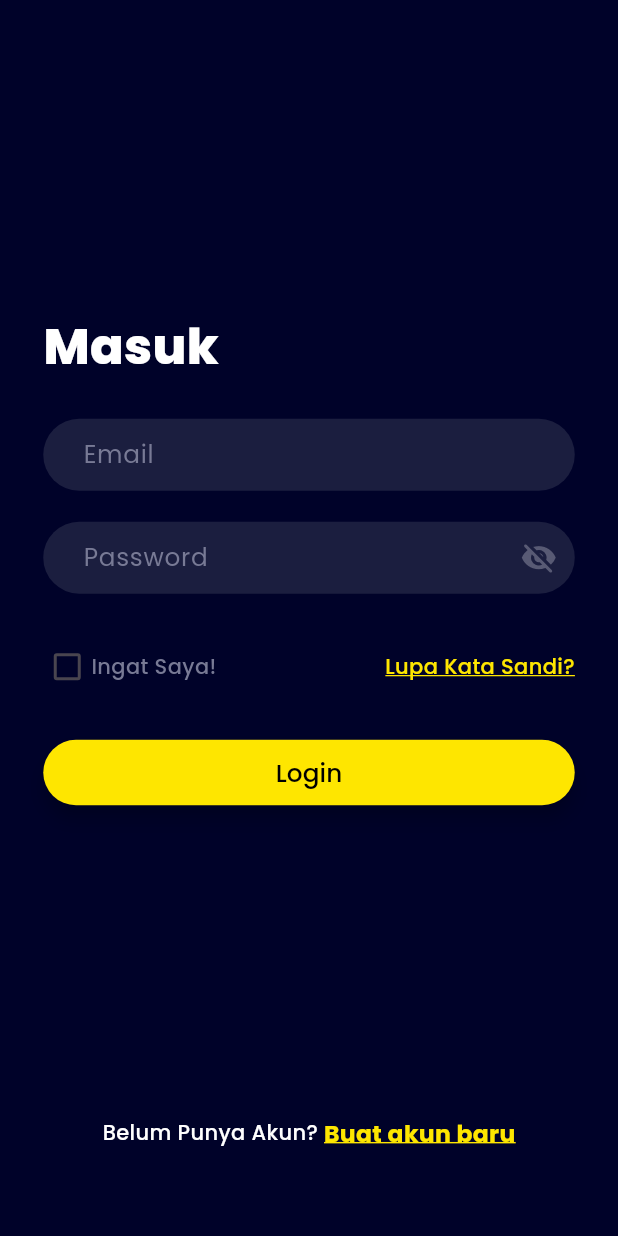
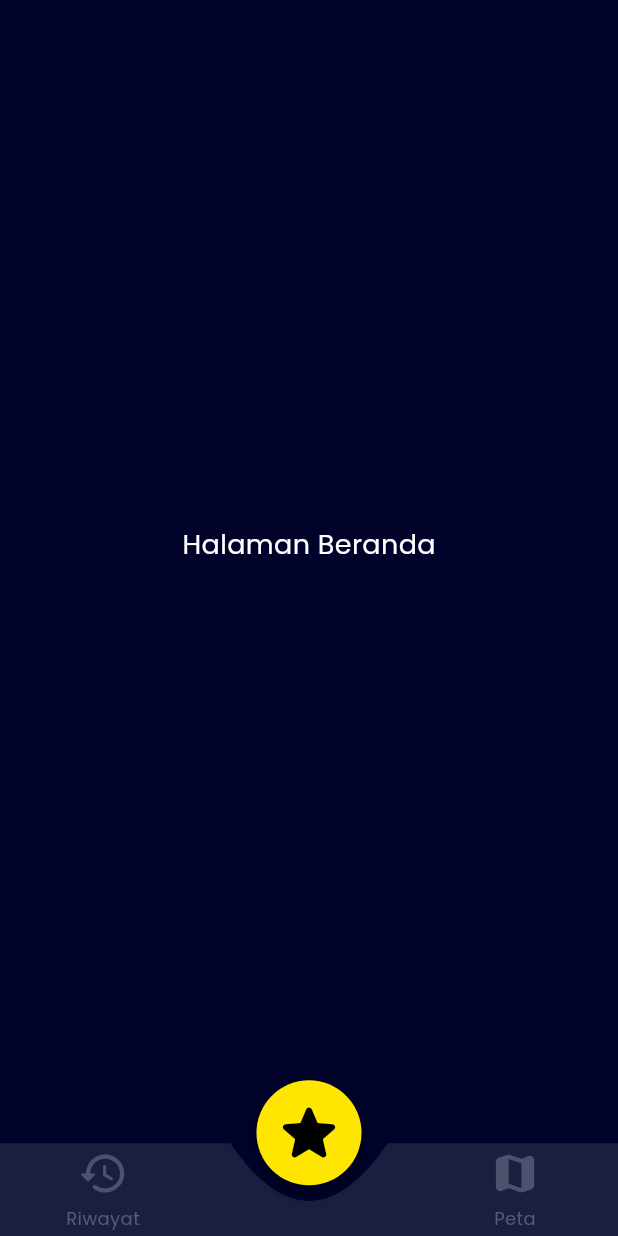
Before and after one commit to MuhammadSyukronJazila-231401007/vigilanter_flutter, a Flutter app: the screen it shows after launch, after a tap on "Login", on a phone screen of 412 x 824 dp. Run offline on Flutter 3.47's test engine with Material 3 defaults, Android fonts, the light colour scheme and no system bars; our stand-ins replace go_router.

Commit message:
add router, bottom navbar, dummy home screem, dummy peta screen, & update pubspec.yaml

```diff
--- /dev/null
+++ b/lib/config/router.dart
@@ -0,0 +1,79 @@
+import 'package:flutter/material.dart';
+import 'package:go_router/go_router.dart';
+
+import '../screens/splash.dart';
+import '../screens/signin.dart';
+import '../screens/register.dart';
+import '../screens/deskripsi_laporan_screen.dart';
+import '../screens/riwayat_laporan_screen.dart';
+import '../screens/setting_screen.dart';
+import '../screens/home_screen.dart';
+import '../screens/peta_screen.dart';
+import '../widgets/main_shell.dart';
+
+class AppRoutes {
+  static const splash = '/';
+  static const signin = '/signin';
+  static const register = '/register';
+  static const deskripsiLaporan = '/deskripsi_laporan';
+  static const riwayatLaporan = '/riwayat_laporan';
+  static const setting = '/setting';
+  static const home = '/home';
+  static const peta = '/peta';
+}
+
+GoRouter createRouter() {
+  final rootNavigatorKey = GlobalKey<NavigatorState>();
+
+  return GoRouter(
+    navigatorKey: rootNavigatorKey,
+    initialLocation: AppRoutes.splash,
+    routes: [
+      GoRoute(
+        path: AppRoutes.splash,
+        builder: (context, state) => const Splash(),
+      ),
+      GoRoute(
+        path: AppRoutes.signin,
+        builder: (context, state) => const Signin(),
+      ),
+      GoRoute(
+        path: AppRoutes.register,
+        builder: (context, state) => const Register(),
+      ),
+
+      // Shell dengan bottom nav
+      StatefulShellRoute.indexedStack(
+        builder: (context, state, navigationShell) {
+          return MainShell(navigationShell: navigationShell);
+        },
+        branches: [
+          StatefulShellBranch(
+            routes: [
+              GoRoute(
+                path: AppRoutes.riwayatLaporan,
+                builder: (context, state) => const RiwayatLaporan(),
+              ),
+            ],
+          ),
+          StatefulShellBranch(
+            routes: [
+              GoRoute(
+                path: AppRoutes.home,
+                builder: (context, state) => const HomeScreen(),
+              ),
+            ],
+          ),
+          StatefulShellBranch(
+            routes: [
+              GoRoute(
+                path: AppRoutes.peta,
+                builder: (context, state) => const PetaScreen(),
+              ),
+            ],
+          ),
+        ],
+      ),
+    ],
+  );
+}
--- a/lib/main.dart
+++ b/lib/main.dart
@@ -1,5 +1,5 @@
 import 'package:flutter/material.dart';
-import 'package:vigilanter_flutter/screens/splash.dart';
+import 'package:vigilanter_flutter/config/router.dart';
 
 void main() {
   runApp(const App());
@@ -10,13 +10,15 @@ class App extends StatelessWidget {
 
   @override
   Widget build(BuildContext context) {
-    return MaterialApp(
-      title: 'Flutter',
+    final router = createRouter();
+
+    return MaterialApp.router(
+      title: 'Vigilanter',
       theme: ThemeData(
         fontFamily: 'Poppins',
         useMaterial3: true,
       ),
-      home: const Splash(),
+      routerConfig: router,
       debugShowCheckedModeBanner: false,
     );
   }
--- /dev/null
+++ b/lib/screens/home_screen.dart
@@ -0,0 +1,19 @@
+import 'package:flutter/material.dart';
+import '../theme/app_colors.dart';
+
+class HomeScreen extends StatelessWidget {
+  const HomeScreen({super.key});
+
+  @override
+  Widget build(BuildContext context) {
+    return Scaffold(
+      backgroundColor: AppColors.biruVigilanter,
+      body: const Center(
+        child: Text(
+          "Halaman Beranda",
+          style: TextStyle(color: Colors.white, fontSize: 18),
+        ),
+      ),
+    );
+  }
+}
--- /dev/null
+++ b/lib/screens/peta_screen.dart
@@ -0,0 +1,19 @@
+import 'package:flutter/material.dart';
+import '../theme/app_colors.dart';
+
+class PetaScreen extends StatelessWidget {
+  const PetaScreen({super.key});
+
+  @override
+  Widget build(BuildContext context) {
+    return Scaffold(
+      backgroundColor: AppColors.biruVigilanter,
+      body: const Center(
+        child: Text(
+          "Halaman Peta",
+          style: TextStyle(color: Colors.white, fontSize: 18),
+        ),
+      ),
+    );
+  }
+}
--- a/lib/screens/signin.dart
+++ b/lib/screens/signin.dart
@@ -1,4 +1,6 @@
 import 'package:flutter/material.dart';
+import 'package:go_router/go_router.dart';
+import 'package:vigilanter_flutter/config/router.dart';
 import 'package:vigilanter_flutter/screens/register.dart';
 import '../theme/app_colors.dart';
 
@@ -157,7 +159,9 @@ class _SigninState extends State<Signin> {
                 width: double.infinity,
                 height: screenHeight * 0.053,
                 child: ElevatedButton(
-                  onPressed: () {},
+                  onPressed: () {
+                    context.go(AppRoutes.home);
+                  },
                   style: ElevatedButton.styleFrom(
                     backgroundColor: AppColors.kuningVigilanter,
                     foregroundColor: Colors.black,
--- a/lib/screens/splash.dart
+++ b/lib/screens/splash.dart
@@ -1,6 +1,7 @@
 import 'dart:async';
 import 'package:flutter/material.dart';
-import 'signin.dart';
+import 'package:go_router/go_router.dart';
+import '../config/router.dart'; // pastikan ini mengarah ke file router kamu
 
 class Splash extends StatefulWidget {
   const Splash({super.key});
@@ -13,12 +14,12 @@ class _SplashState extends State<Splash> {
   @override
   void initState() {
     super.initState();
-    // Splash tampil 3 detik, lalu ke Signin
+
+    // Setelah 3 detik, pindah ke halaman Signin
     Timer(const Duration(seconds: 3), () {
-      Navigator.pushReplacement(
-        context,
-        MaterialPageRoute(builder: (context) => const Signin()),
-      );
+      if (mounted) {
+        context.go(AppRoutes.signin);
+      }
     });
   }
 
@@ -56,6 +57,8 @@ class _SplashState extends State<Splash> {
                 "Vigilance in your hand",
                 style: TextStyle(
                   color: Colors.white,
+                  fontSize: 14,
+                  fontWeight: FontWeight.w400,
                 ),
               ),
             ),
--- /dev/null
+++ b/lib/widgets/main_shell.dart
@@ -0,0 +1,25 @@
+import 'package:flutter/material.dart';
+import 'package:go_router/go_router.dart';
+import '../theme/app_colors.dart';
+import 'vigilanter_bottom_nav.dart';
+
+class MainShell extends StatelessWidget {
+  final StatefulNavigationShell navigationShell;
+  const MainShell({super.key, required this.navigationShell});
+
+  void _onItemTapped(BuildContext context, int index) {
+    navigationShell.goBranch(index);
+  }
+
+  @override
+  Widget build(BuildContext context) {
+    return Scaffold(
+      backgroundColor: AppColors.biruVigilanter,
+      body: navigationShell,
+      bottomNavigationBar: VigilanterBottomNav(
+        currentIndex: navigationShell.currentIndex,
+        onTap: (index) => _onItemTapped(context, index),
+      ),
+    );
+  }
+}
--- /dev/null
+++ b/lib/widgets/vigilanter_bottom_nav.dart
@@ -0,0 +1,247 @@
+import 'dart:math' as math;
+import 'package:flutter/material.dart';
+import '../theme/app_colors.dart';
+
+class VigilanterBottomNav extends StatefulWidget {
+  final int currentIndex;
+  final ValueChanged<int> onTap;
+
+  const VigilanterBottomNav({
+    super.key,
+    required this.currentIndex,
+    required this.onTap,
+  });
+
+  @override
+  State<VigilanterBottomNav> createState() => _VigilanterBottomNavState();
+}
+
+class _VigilanterBottomNavState extends State<VigilanterBottomNav>
+    with SingleTickerProviderStateMixin {
+  late AnimationController _controller;
+  late int _previousIndex;
+
+  @override
+  void initState() {
+    super.initState();
+    _previousIndex = widget.currentIndex;
+    _controller = AnimationController(
+      vsync: this,
+      duration: const Duration(milliseconds: 450),
+    )..addListener(() => setState(() {}));
+  }
+
+  @override
+  void didUpdateWidget(VigilanterBottomNav oldWidget) {
+    super.didUpdateWidget(oldWidget);
+    if (widget.currentIndex != oldWidget.currentIndex) {
+      _previousIndex = oldWidget.currentIndex;
+      _controller.forward(from: 0);
+    }
+  }
+
+  @override
+  void dispose() {
+    _controller.dispose();
+    super.dispose();
+  }
+
+  @override
+  Widget build(BuildContext context) {
+    final screenWidth = MediaQuery.of(context).size.width;
+    final screenHeight = MediaQuery.of(context).size.height;
+
+    final int itemCount = 3;
+    final double navHeight = (screenHeight * 0.075).clamp(54.0, 70.0);
+    final double circleDiameter = (screenWidth * 0.17).clamp(58.0, 92.0);
+    final double circleRadius = circleDiameter / 2;
+    final double itemWidth = screenWidth / itemCount;
+
+    final double oldCenter = itemWidth * (_previousIndex + 0.5);
+    final double newCenter = itemWidth * (widget.currentIndex + 0.5);
+    final double animatedCenter = oldCenter +
+        (newCenter - oldCenter) *
+            Curves.easeOutCubic.transform(_controller.value);
+
+    final items = [
+      _NavItemData(Icons.history_rounded, "Riwayat"),
+      _NavItemData(Icons.star_rounded, "Beranda"),
+      _NavItemData(Icons.map_rounded, "Peta"),
+    ];
+
+    return SizedBox(
+      height: navHeight + circleRadius,
+      child: Stack(
+        clipBehavior: Clip.none,
+        alignment: Alignment.bottomCenter,
+        children: [
+          // Background navbar dengan cekungan bulat
+          Positioned(
+            bottom: 0,
+            left: 0,
+            right: 0,
+            child: CustomPaint(
+              size: Size(screenWidth, navHeight),
+              painter: _NavBarPainter(
+                centerX: animatedCenter,
+                circleRadius: circleRadius,
+                navHeight: navHeight,
+              ),
+            ),
+          ),
+
+          // Lingkaran kuning aktif (lebih tenggelam ke navbar)
+          Positioned(
+            bottom: navHeight - (circleRadius * 0.8), // ↓ lebih ke bawah lagi
+            left: animatedCenter - circleRadius,
+            child: AnimatedBuilder(
+              animation: _controller,
+              builder: (_, __) {
+                final scale =
+                    1.0 + 0.1 * math.sin(_controller.value * math.pi);
+                final offsetY = -4 * math.sin(_controller.value * math.pi);
+                return Transform.translate(
+                  offset: Offset(0, offsetY),
+                  child: Transform.scale(
+                    scale: scale,
+                    child: Container(
+                      width: circleDiameter,
+                      height: circleDiameter,
+                      decoration: BoxDecoration(
+                        color: AppColors.kuningVigilanter,
+                        shape: BoxShape.circle,
+                        boxShadow: [
+                          BoxShadow(
+                            color: Colors.black.withOpacity(0.35),
+                            blurRadius: 10,
+                            offset: const Offset(0, 4),
+                          ),
+                        ],
+                      ),
+                      child: Icon(
+                        items[widget.currentIndex].icon,
+                        size: circleDiameter * 0.7, // sedikit lebih besar
+                        color: Colors.black,
+                      ),
+                    ),
+                  ),
+                );
+              },
+            ),
+          ),
+
+          // Label & ikon nonaktif
+          Positioned(
+            bottom: 0,
+            left: 0,
+            right: 0,
+            child: SizedBox(
+              height: navHeight,
+              child: Row(
+                children: List.generate(items.length, (index) {
+                  final item = items[index];
+                  final bool isSelected = widget.currentIndex == index;
+                  final double iconSize =
+                      (circleDiameter * 0.52).clamp(22.0, 34.0);
+
+                  return Expanded(
+                    child: GestureDetector(
+                      onTap: () => widget.onTap(index),
+                      behavior: HitTestBehavior.opaque,
+                      child: AnimatedOpacity(
+                        duration: const Duration(milliseconds: 300),
+                        opacity: isSelected ? 0.0 : 1.0,
+                        child: Column(
+                          mainAxisAlignment: MainAxisAlignment.center,
+                          children: [
+                            Icon(
+                              item.icon,
+                              size: iconSize,
+                              color: AppColors.abuMuda.withOpacity(0.55),
+                            ),
+                            const SizedBox(height: 4),
+                            Text(
+                              item.label,
+                              style: TextStyle(
+                                fontSize: 12,
+                                color: AppColors.abuMuda.withOpacity(0.65),
+                              ),
+                            ),
+                          ],
+                        ),
+                      ),
+                    ),
+                  );
+                }),
+              ),
+            ),
+          ),
+        ],
+      ),
+    );
+  }
+}
+
+/// Painter untuk bentuk cekungan melingkar lebih lebar dan halus
+class _NavBarPainter extends CustomPainter {
+  final double centerX;
+  final double circleRadius;
+  final double navHeight;
+
+  _NavBarPainter({
+    required this.centerX,
+    required this.circleRadius,
+    required this.navHeight,
+  });
+
+  @override
+  void paint(Canvas canvas, Size size) {
+    final paint = Paint()
+      ..color = AppColors.biruGelap
+      ..style = PaintingStyle.fill;
+
+    final Path path = Path();
+
+    // Kendali kedalaman & lebar
+    final double depthFactor = 2.2; // semakin besar → semakin dalam
+    final double widthFactor = 1.5; // semakin besar → semakin lebar
+    final double radius = circleRadius * depthFactor;
+
+    final double left = centerX - circleRadius * widthFactor;
+    final double right = centerX + circleRadius * widthFactor;
+
+    // Path utama
+    path.moveTo(0, 0);
+    path.lineTo(left, 0);
+
+    // Bentuk lengkungan halus ke bawah (lebih rounded)
+    path.quadraticBezierTo(
+      centerX,
+      radius, // kedalaman melengkung ke bawah
+      right,
+      0,
+    );
+
+    // Tutup sisi kanan & bawah
+    path.lineTo(size.width, 0);
+    path.lineTo(size.width, navHeight);
+    path.lineTo(0, navHeight);
+    path.close();
+
+    // Shadow & fill
+    canvas.drawShadow(path, Colors.black.withOpacity(0.35), 8, true);
+    canvas.drawPath(path, paint);
+  }
+
+  @override
+  bool shouldRepaint(covariant _NavBarPainter oldDelegate) =>
+      oldDelegate.centerX != centerX ||
+      oldDelegate.circleRadius != circleRadius ||
+      oldDelegate.navHeight != navHeight;
+}
+
+class _NavItemData {
+  final IconData icon;
+  final String label;
+  const _NavItemData(this.icon, this.label);
+}
--- a/pubspec.yaml
+++ b/pubspec.yaml
@@ -14,6 +14,7 @@ dependencies:
   flutter:
     sdk: flutter
   google_fonts: ^6.2.1
+  go_router: ^14.0.1
 
   cupertino_icons: ^1.0.8
 
```
Also changed, not shown: pubspec.lock.
